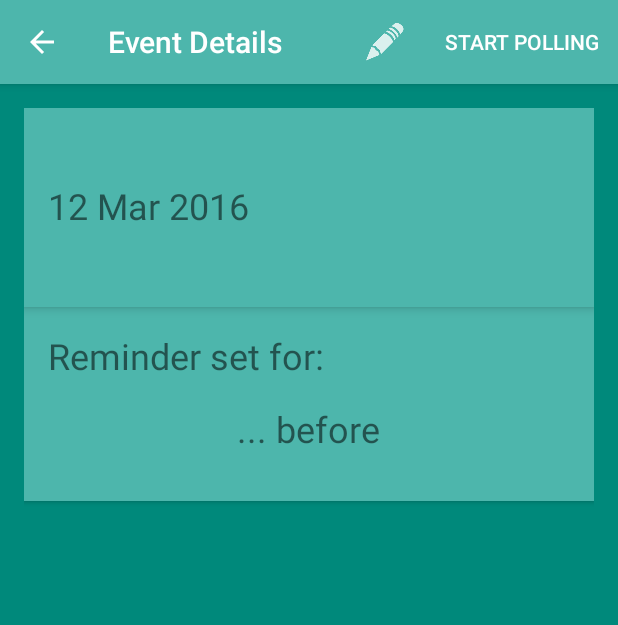
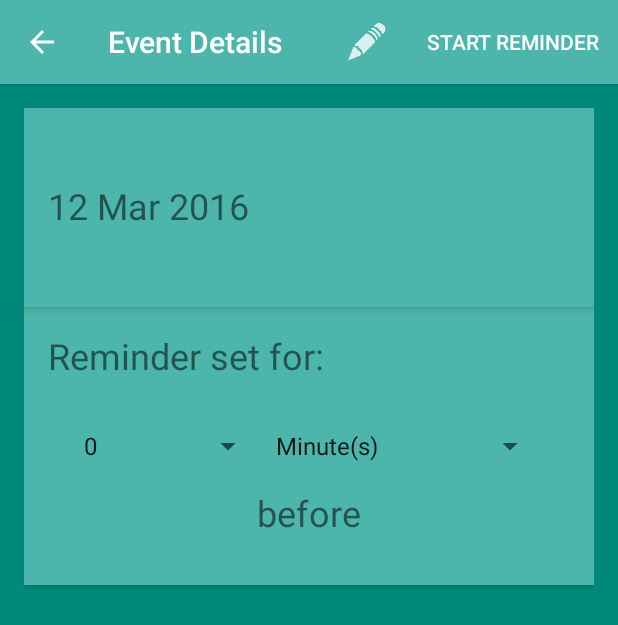
Before and after one commit to elinux88/spacetime, an Android app: the screen it shows after launch (EventActivity), after a tap on "New Event", on a phone screen of 412 x 824 dp. Shown: the top 625 px of the screen. Run offline under Robolectric (Android 15) with nearby library versions, the phone set to English and light mode, and no system bars.

Commit message:
Added event reminder spinners

```diff
--- a/app/src/main/java/site/elioplasma/ecook/spacetimeeventreminder/Event.java
+++ b/app/src/main/java/site/elioplasma/ecook/spacetimeeventreminder/Event.java
@@ -17,6 +17,7 @@ public class Event {
     public Event() {
         mId = UUID.randomUUID();
         mDate = new Date();
+        mReminder = new Reminder();
     }
 
     public UUID getId() {
--- a/app/src/main/java/site/elioplasma/ecook/spacetimeeventreminder/EventFragment.java
+++ b/app/src/main/java/site/elioplasma/ecook/spacetimeeventreminder/EventFragment.java
@@ -5,15 +5,15 @@ import android.content.Intent;
 import android.os.Bundle;
 import android.support.annotation.Nullable;
 import android.support.v4.app.Fragment;
-import android.text.Editable;
-import android.text.TextWatcher;
-import android.text.method.KeyListener;
 import android.view.LayoutInflater;
 import android.view.Menu;
 import android.view.MenuInflater;
 import android.view.MenuItem;
 import android.view.View;
 import android.view.ViewGroup;
+import android.widget.AdapterView;
+import android.widget.ArrayAdapter;
+import android.widget.Spinner;
 import android.widget.TextView;
 
 import java.text.SimpleDateFormat;
@@ -30,7 +30,8 @@ public class EventFragment extends Fragment {
     private TextView mTitleTextView;
     private TextView mDateTextView;
     private TextView mDescriptionTextView;
-    private TextView mReminderTextView;
+    private Spinner mTimeAmountSpinner;
+    private Spinner mTimeTypeSpinner;
 
     public static Intent newIntent(Context context) {
         return new Intent(context, EventFragment.class);
@@ -62,26 +63,6 @@ public class EventFragment extends Fragment {
 
         mTitleTextView = (TextView)v.findViewById(R.id.event_detail_title);
         mTitleTextView.setText(mEvent.getTitle());
-        /*
-        mTitleTextView.addTextChangedListener(new TextWatcher() {
-            @Override
-            public void beforeTextChanged(CharSequence s, int start, int count, int after) {
-                // not used
-            }
-
-            @Override
-            public void onTextChanged(CharSequence s, int start, int before, int count) {
-                mEvent.setTitle(s.toString());
-            }
-
-            @Override
-            public void afterTextChanged(Editable s) {
-                // not used
-            }
-        });
-        mTitleTextView.setTag(mTitleTextView.getKeyListener());
-        mTitleTextView.setKeyListener(null);
-        */
 
         mDateTextView = (TextView)v.findViewById(R.id.event_detail_date);
         SimpleDateFormat sdf = new SimpleDateFormat("dd MMM yyyy");
@@ -90,8 +71,52 @@ public class EventFragment extends Fragment {
         mDescriptionTextView = (TextView)v.findViewById(R.id.event_detail_description);
         mDescriptionTextView.setText(mEvent.getDescription());
 
-        mReminderTextView = (TextView)v.findViewById(R.id.event_detail_reminder);
-        mReminderTextView.setText("... before");
+        mTimeAmountSpinner = (Spinner)v.findViewById(R.id.event_detail_time_amount_spinner);
+        ArrayAdapter<CharSequence> amountAdapter = ArrayAdapter.createFromResource(getActivity(),
+                R.array.time_amount_array, android.R.layout.simple_spinner_item);
+        amountAdapter.setDropDownViewResource(android.R.layout.simple_spinner_dropdown_item);
+        mTimeAmountSpinner.setAdapter(amountAdapter);
+
+        String reminderAmount = Integer.toString(mEvent.getReminder().getAmount());
+        int amountSpinnerPosition = amountAdapter.getPosition(reminderAmount);
+        mTimeAmountSpinner.setSelection(amountSpinnerPosition);
+
+        mTimeAmountSpinner.setOnItemSelectedListener(new AdapterView.OnItemSelectedListener() {
+            @Override
+            public void onItemSelected(AdapterView<?> parent, View view, int position, long id) {
+                int amount = Integer.parseInt(parent.getItemAtPosition(position).toString());
+                Reminder reminder = mEvent.getReminder();
+                reminder.setAmount(amount);
+                mEvent.setReminder(reminder);
+            }
+
+            @Override
+            public void onNothingSelected(AdapterView<?> parent) {
+                // not used
+            }
+        });
+
+        mTimeTypeSpinner = (Spinner)v.findViewById(R.id.event_detail_time_type_spinner);
+        ArrayAdapter<CharSequence> typeAdapter = ArrayAdapter.createFromResource(getActivity(),
+                R.array.time_type_array, android.R.layout.simple_spinner_item);
+        typeAdapter.setDropDownViewResource(android.R.layout.simple_spinner_dropdown_item);
+        mTimeTypeSpinner.setAdapter(typeAdapter);
+
+        mTimeTypeSpinner.setSelection(mEvent.getReminder().getType());
+
+        mTimeTypeSpinner.setOnItemSelectedListener(new AdapterView.OnItemSelectedListener() {
+            @Override
+            public void onItemSelected(AdapterView<?> parent, View view, int position, long id) {
+                Reminder reminder = mEvent.getReminder();
+                reminder.setType(position);
+                mEvent.setReminder(reminder);
+            }
+
+            @Override
+            public void onNothingSelected(AdapterView<?> parent) {
+                // not used
+            }
+        });
 
         return v;
     }
@@ -101,11 +126,11 @@ public class EventFragment extends Fragment {
         super.onCreateOptionsMenu(menu, inflater);
         inflater.inflate(R.menu.fragment_event, menu);
 
-        MenuItem toggleItem = menu.findItem(R.id.menu_item_toggle_polling);
+        MenuItem toggleItem = menu.findItem(R.id.menu_item_toggle_reminder);
         if (PollService.isServiceAlarmOn(getActivity())) {
-            toggleItem.setTitle(R.string.stop_polling);
+            toggleItem.setTitle(R.string.stop_reminder);
         } else {
-            toggleItem.setTitle(R.string.start_polling);
+            toggleItem.setTitle(R.string.start_reminder);
         }
     }
 
@@ -116,7 +141,7 @@ public class EventFragment extends Fragment {
                 //mTitleTextView.setKeyListener((KeyListener) mTitleTextView.getTag());
                 //mTitleTextView.setCursorVisible(true);
                 return true;
-            case R.id.menu_item_toggle_polling:
+            case R.id.menu_item_toggle_reminder:
                 boolean shouldStartAlarm = !PollService.isServiceAlarmOn(getActivity());
                 PollService.setServiceAlarm(getActivity(), shouldStartAlarm);
                 getActivity().invalidateOptionsMenu();
--- a/app/src/main/java/site/elioplasma/ecook/spacetimeeventreminder/Reminder.java
+++ b/app/src/main/java/site/elioplasma/ecook/spacetimeeventreminder/Reminder.java
@@ -1,6 +1,5 @@
 package site.elioplasma.ecook.spacetimeeventreminder;
 
-import java.util.Date;
 import java.util.UUID;
 
 /**
@@ -9,22 +8,30 @@ import java.util.UUID;
 public class Reminder {
 
     private UUID mId;
-    private Date mDate;
+    private int mAmount;
+    private int mType;
 
     public Reminder() {
         mId = UUID.randomUUID();
-        mDate = new Date();
     }
 
     public UUID getId() {
         return mId;
     }
 
-    public Date getDate() {
-        return mDate;
+    public int getAmount() {
+        return mAmount;
     }
 
-    public void setDate(Date date) {
-        mDate = date;
+    public void setAmount(int amount) {
+        mAmount = amount;
+    }
+
+    public int getType() {
+        return mType;
+    }
+
+    public void setType(int type) {
+        mType = type;
     }
 }
--- a/app/src/main/res/layout/fragment_event.xml
+++ b/app/src/main/res/layout/fragment_event.xml
@@ -71,14 +71,37 @@
             android:textSize="24sp"
             />
 
+        <LinearLayout
+            android:layout_width="match_parent"
+            android:layout_height="wrap_content"
+            android:orientation="horizontal"
+            android:padding="@dimen/activity_horizontal_margin"
+            >
+
+            <Spinner
+                android:id="@+id/event_detail_time_amount_spinner"
+                android:layout_width="wrap_content"
+                android:layout_height="wrap_content"
+                android:layout_weight="1"
+                />
+
+            <Spinner
+                android:id="@+id/event_detail_time_type_spinner"
+                android:layout_width="wrap_content"
+                android:layout_height="wrap_content"
+                android:layout_weight="1"
+                />
+
+        </LinearLayout>
+
         <TextView
             android:id="@+id/event_detail_reminder"
             android:layout_width="wrap_content"
             android:layout_height="match_parent"
             android:layout_gravity="center"
             android:layout_marginBottom="@dimen/activity_vertical_margin"
+            android:text="@string/event_reminder_label_post"
             android:textSize="24sp"
-            tools:text="0 days before"
             />
 
     </LinearLayout>
--- a/app/src/main/res/menu/fragment_event.xml
+++ b/app/src/main/res/menu/fragment_event.xml
@@ -12,8 +12,8 @@
         />
 
     <item
-        android:id="@+id/menu_item_toggle_polling"
-        android:title="@string/start_polling"
+        android:id="@+id/menu_item_toggle_reminder"
+        android:title="@string/start_reminder"
         app:showAsAction="ifRoom"
         />
 
--- a/app/src/main/res/values/strings.xml
+++ b/app/src/main/res/values/strings.xml
@@ -7,8 +7,19 @@
     <string name="new_event">New Event</string>
     <string name="edit_event">Edit Event</string>
     <string name="event_reminder_label">Reminder set for:</string>
-    <string name="start_polling">Start polling</string>
-    <string name="stop_polling">Stop polling</string>
+    <string name="event_reminder_label_post">before</string>
+    <string name="start_reminder">Start reminder</string>
+    <string name="stop_reminder">Stop reminder</string>
     <string name="event_reminder_title">Event Reminder</string>
     <string name="event_reminder_text">An event will happen soon.</string>
+    <string-array name="time_amount_array">
+        <item>0</item>
+        <item>1</item>
+        <item>2</item>
+    </string-array>
+    <string-array name="time_type_array">
+        <item>Minute(s)</item>
+        <item>Hour(s)</item>
+        <item>Day(s)</item>
+    </string-array>
 </resources>
```
